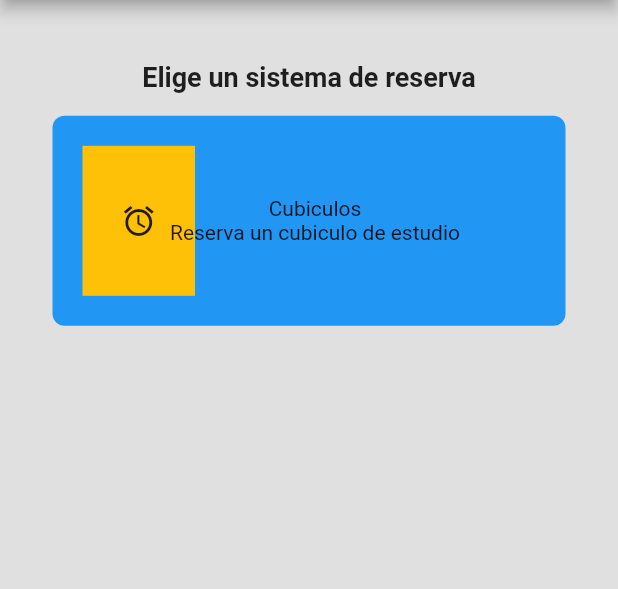
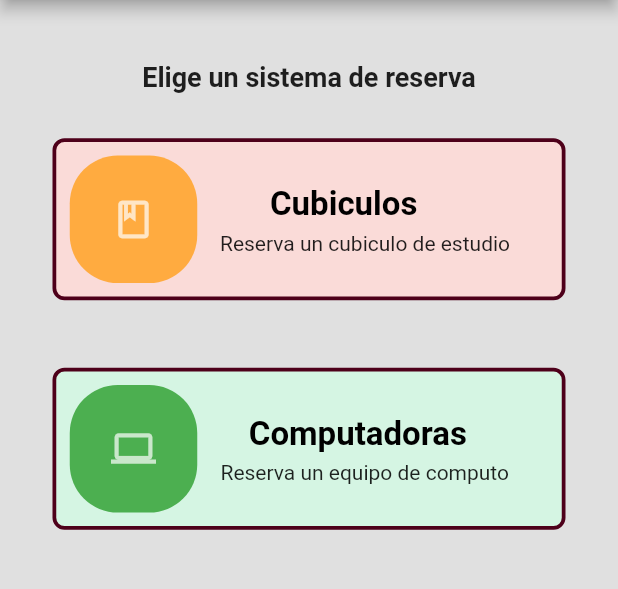
Before and after one commit to JDaniel1919/reserva_cae, a Flutter app: the screen it shows after launch, on a phone screen of 412 x 824 dp, the part 84-673 px from its top. Run offline on Flutter 3.47's test engine with Material 2 defaults, Android fonts, the phone set to English and light mode, and no system bars; our stand-ins replace splashscreen.

Commit message:
V0.1.3 - Botones Principales

```diff
--- a/lib/Pantallas/Principal.dart
+++ b/lib/Pantallas/Principal.dart
@@ -30,8 +30,31 @@ class _PrincipalState extends State<Principal> {
               children: <Widget>[
                 const Text('Elige un sistema de reserva',
                     style:
-                        TextStyle(fontWeight: FontWeight.bold, fontSize: 18.0)),
-                BotonPrinc(context, "Reserva un cubiculo de estudio", "Cubiculos", Colors.blue)
+                        TextStyle(fontWeight: FontWeight.bold,
+                        fontSize: 18.0)
+                        ),
+                SizedBox(
+                  height: 15,
+                ),
+                BotonPrinc(
+                    context,
+                    "Reserva un cubiculo de estudio",
+                    "Cubiculos",
+                    Icons.book_outlined,
+                    Color(0xfffadbd8),
+                    Colors.orangeAccent,
+                    Color(0xff4e001a)),
+                SizedBox(
+                  height: 15,
+                ),
+                BotonPrinc(
+                    context,
+                    "Reserva un equipo de computo",
+                    "Computadoras",
+                    Icons.computer_outlined,
+                    Color(0xffd5f5e3),
+                    Colors.green,
+                    Color(0xff4e001a)),
               ],
             )),
       ),
--- a/lib/Pantallas/Registro.dart
+++ b/lib/Pantallas/Registro.dart
@@ -30,7 +30,7 @@ class _RegistroState extends State<Registro> {
                   ),
                   reusableTextField("Nombre", Icons.person_outline,false,
                       _NombreTextController),
-                   SizedBox(
+                  SizedBox(
                     height: 15,
                   ),
                   reusableTextField("Correo electronico", Icons.email_outlined, false,
--- a/lib/Widgets/reusable_widgets.dart
+++ b/lib/Widgets/reusable_widgets.dart
@@ -133,8 +133,14 @@ class BotonMenu extends StatelessWidget {
   }
 }
 
-GestureDetector BotonPrinc(BuildContext context, String TextoPrinc,
-    String TextoSec, Color ColorBoton) {
+GestureDetector BotonPrinc(
+    BuildContext context,
+    String TextoPrinc,
+    String TextoSec,
+    IconData icon,
+    Color ColorBoton,
+    Color ColorIcon,
+    Color ColorBorder) {
   return GestureDetector(
     // When the child is tapped, show a snackbar.
     onTap: () {
@@ -143,47 +149,59 @@ GestureDetector BotonPrinc(BuildContext context, String TextoPrinc,
     },
     // The custom button
     child: Container(
-      padding: const EdgeInsets.all(15.0),
+      padding: const EdgeInsets.all(6.0),
       margin: const EdgeInsets.all(15.0),
       decoration: BoxDecoration(
         color: ColorBoton,
+        border: Border.all(color: ColorBorder, width: 2.5),
         borderRadius: BorderRadius.circular(8.0),
       ),
-      child:
-      Row(children: <Widget>[
+      child: Row(children: <Widget>[
         Container(
           child: Center(
-            child: Icon(Icons.access_alarm),
+            child: Icon(
+              icon,
+              color: Colors.white70,
+              size: 30,
+            ),
           ),
-          margin: const EdgeInsets.all(5.0),
-          padding: const EdgeInsets.all(5.0),
+          margin: const EdgeInsets.all(3.0),
+          padding: const EdgeInsets.all(1.0),
           alignment: Alignment.centerLeft,
-          decoration: BoxDecoration(
-            color: Colors.amber,
-          ),
-          width: 75.0,
-          height: 100.0,
+          decoration: ShapeDecoration(
+              color: ColorIcon,
+              shape: RoundedRectangleBorder(
+                borderRadius: BorderRadius.circular(32.0),
+              )),
+          width: 85.0,
+          height: 85.0,
         ),
         SizedBox(
-              width: 75,
-            ),
+          width: 75,
+        ),
         Column(
           crossAxisAlignment: CrossAxisAlignment.end,
           children: <Widget>[
             Align(
-              alignment: Alignment.topCenter,
+              alignment: Alignment(-0.35, -2),
               child: Text(TextoPrinc),
-              widthFactor: MediaQuery.of(context).padding.bottom,
-              heightFactor: MediaQuery.of(context).padding.bottom,
+              widthFactor: 0,
+              heightFactor: 0,
             ),
             SizedBox(
               height: 0,
             ),
             Align(
-              alignment: Alignment.bottomCenter,
-              child: Text(TextoSec),
-              widthFactor: MediaQuery.of(context).padding.left,
-              heightFactor: MediaQuery.of(context).padding.left,
+              alignment: Alignment(-0.4, 0.75),
+              child: Text(
+                TextoSec,
+                style: TextStyle(
+                    color: Colors.black,
+                    fontWeight: FontWeight.bold,
+                    fontSize: 22),
+              ),
+              widthFactor: 0,
+              heightFactor: 0,
             ),
           ],
         )
--- a/lib/main.dart
+++ b/lib/main.dart
@@ -8,7 +8,7 @@ import 'package:flutter/rendering.dart';
 import 'package:flutter/src/material/text_theme.dart';
 
 void main() {
-  debugPaintSizeEnabled=true;
+  debugPaintSizeEnabled=false;
   runApp(const MyApp());
 }
 
```
